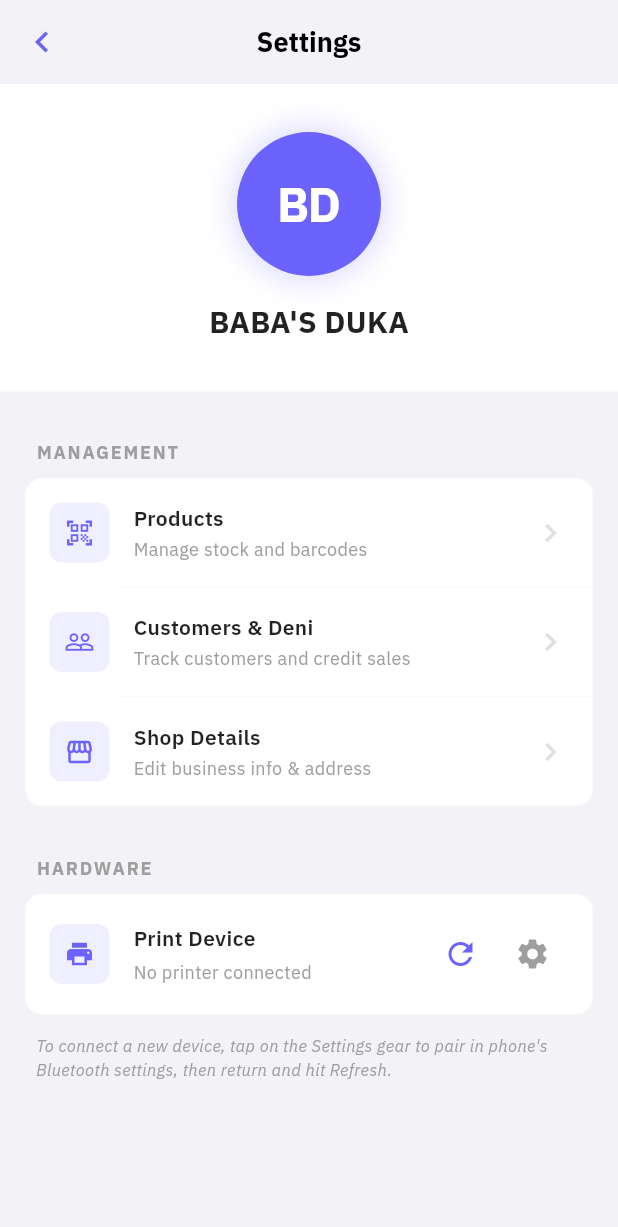
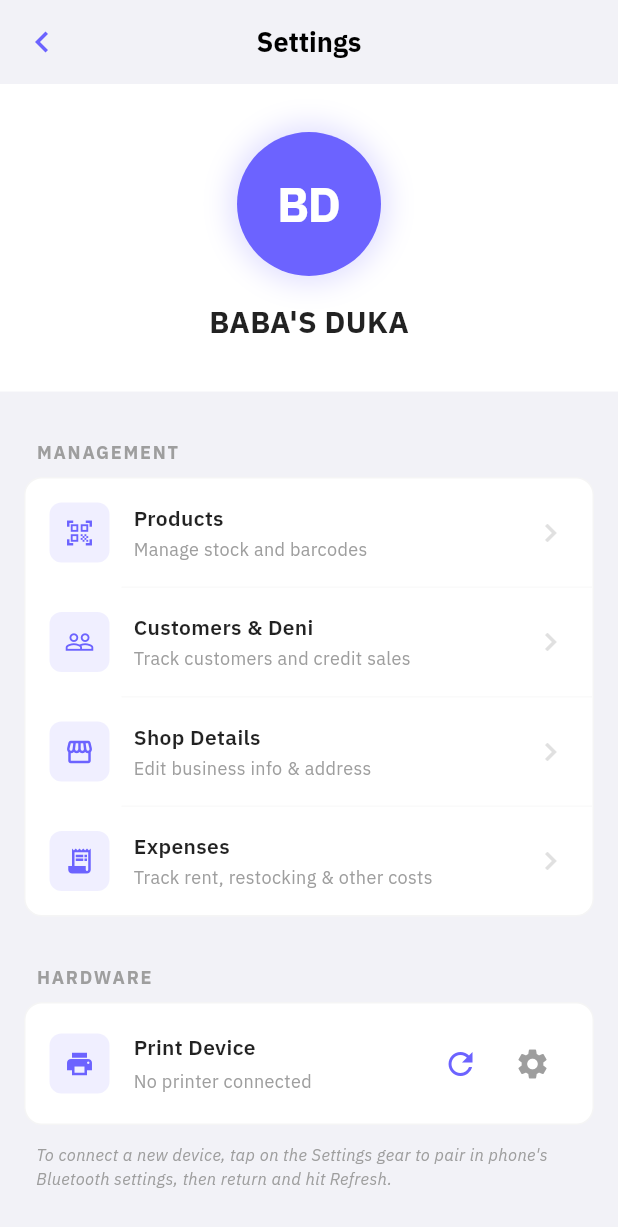
Before and after one commit to antomwangi998/duka-pos, a Flutter app: the screen it shows after launch, after a tap on the "settings" icon, on a phone screen of 412 x 824 dp. Shown: the top 1227 px of the screen. Run offline on Flutter 3.47's test engine with Material 3 defaults, Android fonts, the light colour scheme and no system bars; our stand-ins replace audioplayers, bloc, equatable, flutter_bloc, fpdart, get_it and 7 more; missing offline and left inert: app_settings, mobile_scanner, print_bluetooth_thermal; accounts and stored records are empty; generated files the repository leaves out were written again.

Commit message:
Wire expense module into routes, DI, and Hive database

```diff
--- a/lib/config/routes/app_routes.dart
+++ b/lib/config/routes/app_routes.dart
@@ -13,6 +13,7 @@ import '../../features/customer/domain/entities/customer.dart';
 import '../../features/customer/presentation/pages/customers_list_page.dart';
 import '../../features/customer/presentation/pages/add_customer_page.dart';
 import '../../features/customer/presentation/pages/customer_detail_page.dart';
+import '../../features/expense/presentation/pages/expense_list_page.dart';
 
 final router = GoRouter(
   initialLocation: '/',
@@ -88,5 +89,9 @@ final router = GoRouter(
         ),
       ],
     ),
+    GoRoute(
+      path: '/expenses',
+      builder: (context, state) => const ExpenseListPage(),
+    ),
   ],
 );
--- a/lib/core/data/hive_database.dart
+++ b/lib/core/data/hive_database.dart
@@ -4,6 +4,7 @@ import '../../features/shop/data/models/shop_model.dart';
 import '../../features/sales/data/models/sale_record_model.dart';
 import '../../features/customer/data/models/customer_model.dart';
 import '../../features/customer/data/models/debt_transaction_model.dart';
+import '../../features/expense/data/models/expense_model.dart';
 
 class HiveDatabase {
   static const String productBoxName = 'products';
@@ -12,6 +13,7 @@ class HiveDatabase {
   static const String salesBoxName = 'sales';
   static const String customersBoxName = 'customers';
   static const String debtTransactionsBoxName = 'debt_transactions';
+  static const String expenseBoxName = 'expenses';
 
   static Future<void> init() async {
     await Hive.initFlutter();
@@ -23,6 +25,7 @@ class HiveDatabase {
     Hive.registerAdapter(SaleRecordModelAdapter());
     Hive.registerAdapter(CustomerModelAdapter());
     Hive.registerAdapter(DebtTransactionModelAdapter());
+    Hive.registerAdapter(ExpenseModelAdapter());
 
     // Open Boxes
     await Hive.openBox<ProductModel>(productBoxName);
@@ -31,6 +34,7 @@ class HiveDatabase {
     await Hive.openBox<SaleRecordModel>(salesBoxName);
     await Hive.openBox<CustomerModel>(customersBoxName);
     await Hive.openBox<DebtTransactionModel>(debtTransactionsBoxName);
+    await Hive.openBox<ExpenseModel>(expenseBoxName);
   }
 
   static Box<ProductModel> get productBox =>
@@ -43,4 +47,6 @@ class HiveDatabase {
       Hive.box<CustomerModel>(customersBoxName);
   static Box<DebtTransactionModel> get debtTransactionsBox =>
       Hive.box<DebtTransactionModel>(debtTransactionsBoxName);
+  static Box<ExpenseModel> get expenseBox =>
+      Hive.box<ExpenseModel>(expenseBoxName);
 }
--- a/lib/core/service_locator.dart
+++ b/lib/core/service_locator.dart
@@ -16,6 +16,10 @@ import '../../features/customer/data/repositories/customer_repository_impl.dart'
 import '../../features/customer/domain/repositories/customer_repository.dart';
 import '../../features/customer/domain/usecases/customer_usecases.dart';
 import '../../features/customer/presentation/bloc/customer_bloc.dart';
+import '../../features/expense/data/repositories/expense_repository_impl.dart';
+import '../../features/expense/domain/repositories/expense_repository.dart';
+import '../../features/expense/domain/usecases/expense_usecases.dart';
+import '../../features/expense/presentation/bloc/expense_bloc.dart';
 
 final sl = GetIt.instance;
 
@@ -107,4 +111,23 @@ Future<void> init() async {
   sl.registerLazySingleton<PrinterRepository>(
     () => PrinterRepositoryImpl(),
   );
+
+  // ExpenseBloc
+  sl.registerFactory(
+    () => ExpenseBloc(
+      getExpensesUseCase: sl(),
+      addExpenseUseCase: sl(),
+      deleteExpenseUseCase: sl(),
+    ),
+  );
+
+  // Use cases - Expense
+  sl.registerLazySingleton(() => GetExpensesUseCase(sl()));
+  sl.registerLazySingleton(() => AddExpenseUseCase(sl()));
+  sl.registerLazySingleton(() => DeleteExpenseUseCase(sl()));
+
+  // Repository - Expense
+  sl.registerLazySingleton<ExpenseRepository>(
+    () => ExpenseRepositoryImpl(),
+  );
 }
--- a/lib/features/settings/presentation/pages/settings_page.dart
+++ b/lib/features/settings/presentation/pages/settings_page.dart
@@ -120,6 +120,13 @@ class _SettingsPageState extends State<SettingsPage> {
                   title: 'Shop Details',
                   subtitle: 'Edit business info & address',
                   onTap: () => context.push('/shop'),
+                ),
+                _buildDivider(),
+                _buildListItem(
+                  icon: Icons.receipt_long,
+                  title: 'Expenses',
+                  subtitle: 'Track rent, restocking & other costs',
+                  onTap: () => context.push('/expenses'),
                 ),
               ],
             ),
--- a/lib/main.dart
+++ b/lib/main.dart
@@ -10,6 +10,7 @@ import 'features/shop/presentation/bloc/shop_bloc.dart';
 import 'features/settings/presentation/bloc/printer_bloc.dart';
 import 'features/settings/presentation/bloc/printer_event.dart';
 import 'features/customer/presentation/bloc/customer_bloc.dart';
+import 'features/expense/presentation/bloc/expense_bloc.dart';
 
 void main() async {
   WidgetsFlutterBinding.ensureInitialized();
@@ -35,6 +36,8 @@ class MyApp extends StatelessWidget {
             create: (context) => di.sl<PrinterBloc>()..add(InitPrinterEvent())),
         BlocProvider<CustomerBloc>(
             create: (context) => di.sl<CustomerBloc>()..add(LoadCustomers())),
+        BlocProvider<ExpenseBloc>(
+            create: (context) => di.sl<ExpenseBloc>()),
       ],
       child: MaterialApp.router(
         title: 'DukaEpos',
```
